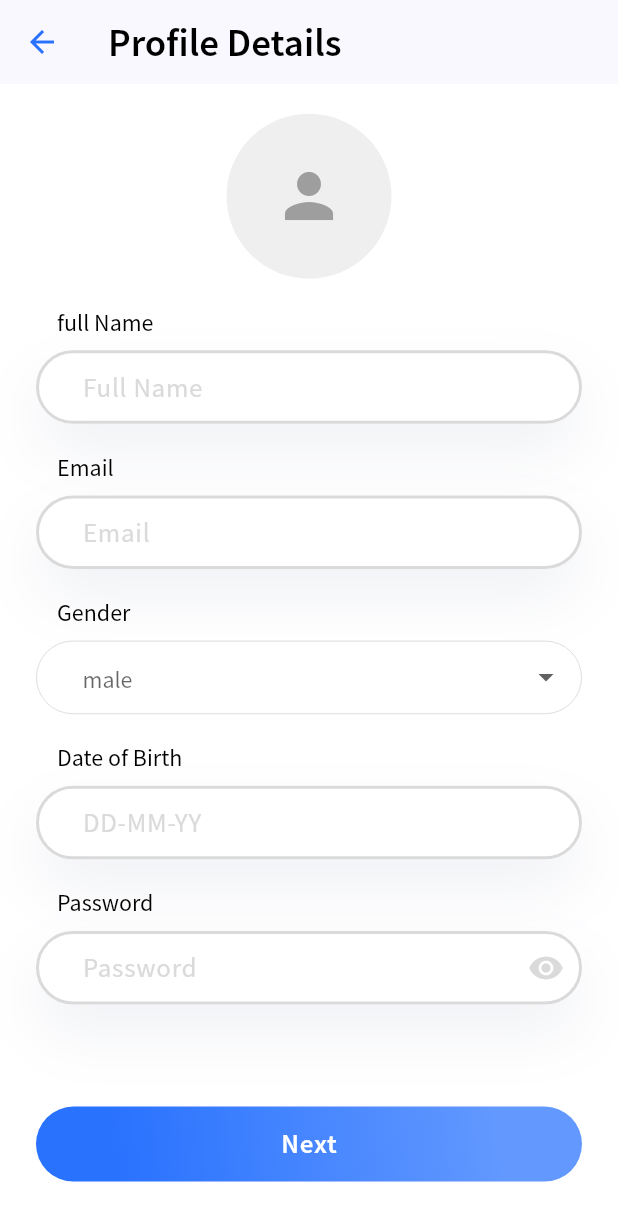
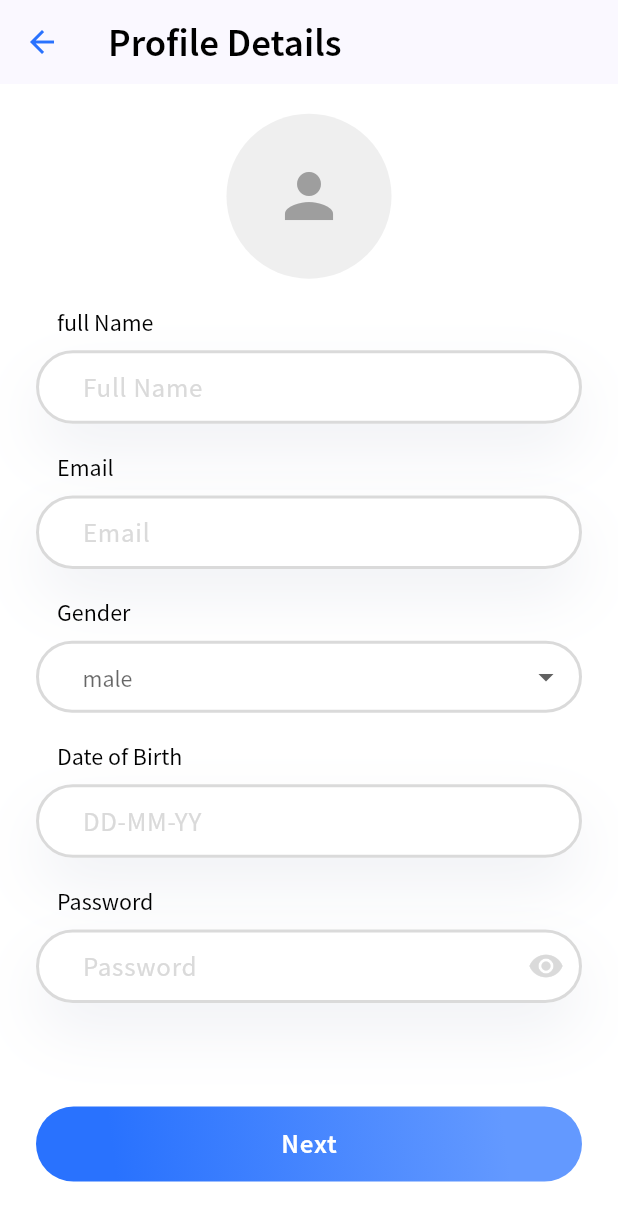
Before and after one commit to hatembz/medx, a Flutter app: the SignUpScreen screen opened directly, on a phone screen of 412 x 824 dp. Shown: the top 1221 px of the screen. Run offline on Flutter 3.47's test engine with Material 2 defaults, Android fonts, the phone set to English and light mode, and no system bars; our stand-ins replace date_picker_timeline, get, persistent_bottom_nav_bar, pinput, shared_preferences; accounts and stored records are empty; statements that could not run were skipped.

Commit message:
added missing screens

```diff
--- a/lib/ui/auth/signup_screen.dart
+++ b/lib/ui/auth/signup_screen.dart
@@ -4,6 +4,7 @@ import 'package:medx/ui/auth/sign_in/signin_screen.dart';
 import 'package:medx/reusable_components/buttons/custom_button.dart';
 import 'package:medx/reusable_components/inputs/custom_text_field.dart';
 import 'package:medx/utils/constants.dart';
+import 'package:medx/utils/shared.dart';
 
 class SignUpScreen extends StatefulWidget {
   const SignUpScreen({Key? key}) : super(key: key);
@@ -13,6 +14,15 @@ class SignUpScreen extends StatefulWidget {
 }
 
 class _SignUpScreenState extends State<SignUpScreen> {
+  TextEditingController nameController = TextEditingController();
+  TextEditingController emailController = TextEditingController();
+  TextEditingController dateController = TextEditingController();
+  GlobalKey<FormState> _formkey = GlobalKey<FormState>();
+
+  TextEditingController passwordController = TextEditingController();
+  bool ishidden = true;
+  IconData icon = Icons.remove_red_eye;
+  String gender = '';
   @override
   Widget build(BuildContext context) {
     return Scaffold(
@@ -25,17 +35,21 @@ class _SignUpScreenState extends State<SignUpScreen> {
         padding: EdgeInsets.only(bottom: context.height * 0.044, left: 24, right: 24),
         child: CustomButton(
           title: 'Next',
-          onTap: () =>
-              Navigator.push(context, MaterialPageRoute(builder: (context) => SigninScreen())),
+          onTap: () {
+            if ((_formkey.currentState?.validate() ?? false) && gender != '')
+              Navigator.push(context, MaterialPageRoute(builder: (context) => SigninScreen()));
+          },
         ),
       ),
       body: Padding(
         padding: const EdgeInsets.symmetric(horizontal: 24),
         child: SingleChildScrollView(
+          child: Form(
+            key: _formkey,
             child: Column(
               crossAxisAlignment: CrossAxisAlignment.start,
               children: [
-              SizedBox(height: context.height * 0.024),
+                gap(context),
                 Center(
                   child: Container(
                     height: 110,
@@ -46,19 +60,34 @@ class _SignUpScreenState extends State<SignUpScreen> {
                     ),
                   ),
                 ),
-              SizedBox(height: context.height * 0.024),
+                gap(context),
                 Padding(
                   padding: const EdgeInsets.only(left: 14, bottom: 8),
                   child: Text('full Name', style: context.textTheme.displaySmall),
                 ),
-              CustomTextField(hintText: 'Full Name'),
-              SizedBox(height: context.height * 0.024),
+                CustomTextField(
+                    hintText: 'Full Name',
+                    controller: nameController,
+                    validator: (value) {
+                      if (nameController.text == '' || nameController.text.length < 3)
+                        return 'enter name';
+                      return null;
+                    }),
+                gap(context),
                 Padding(
                   padding: const EdgeInsets.only(left: 14, bottom: 8),
                   child: Text('Email', style: context.textTheme.displaySmall),
                 ),
-              CustomTextField(hintText: 'Email'),
-              SizedBox(height: context.height * 0.024),
+                CustomTextField(
+                    hintText: 'Email',
+                    controller: emailController,
+                    validator: (value) {
+                      if (emailController.text == '' || !emailController.text.isEmail)
+                        return 'inter valid email';
+                      return null;
+                    }),
+
+                gap(context),
                 Padding(
                   padding: const EdgeInsets.only(left: 14, bottom: 8),
                   child: Text('Gender', style: context.textTheme.displaySmall),
@@ -66,7 +95,7 @@ class _SignUpScreenState extends State<SignUpScreen> {
                 DropdownButtonFormField<String>(
                   style: context.textTheme.displaySmall,
                   decoration: InputDecoration(
-                  contentPadding: EdgeInsets.symmetric(horizontal: 27, vertical: 11),
+                    contentPadding: EdgeInsets.symmetric(horizontal: 27, vertical: 10),
                     hintText: "male",
                     hintStyle: TextStyle(
                         color: Color(0xFFDADADA), fontSize: 18, fontWeight: FontWeight.w400),
@@ -74,50 +103,70 @@ class _SignUpScreenState extends State<SignUpScreen> {
                     fillColor: Colors.white,
                     border: OutlineInputBorder(
                       borderRadius: BorderRadius.circular(32),
-                    borderSide: const BorderSide(color: Color(0xffDADADA), width: .6),
+                      borderSide: const BorderSide(color: Color(0xffDADADA), width: 2),
                     ),
                     focusedBorder: OutlineInputBorder(
                       borderRadius: BorderRadius.circular(32),
-                    borderSide: const BorderSide(color: kBlueColor, width: .6),
+                      borderSide: const BorderSide(color: kBlueColor, width: 2),
                     ),
                     enabledBorder: OutlineInputBorder(
                       borderRadius: BorderRadius.circular(32),
-                    borderSide: BorderSide(color: Color(0xffDADADA), width: .6),
+                      borderSide: BorderSide(color: Color(0xffDADADA), width: 2),
                     ),
                     errorBorder: OutlineInputBorder(
                         borderRadius: BorderRadius.circular(32),
-                    borderSide: BorderSide(color: kRedColor, width: .4),
-                  ),
+                        borderSide: BorderSide(color: kRedColor, width: 2)),
                   ),
                   items: <String>['Male', 'Female'].map<DropdownMenuItem<String>>((String value) {
                     return DropdownMenuItem<String>(
+                      enabled: true,
                       value: value,
                       child: Text(value),
                     );
                   }).toList(),
-                onChanged: (o) {},
+                  onChanged: (value) => setState(() => gender = value ?? ''),
                 ),
-              SizedBox(height: context.height * 0.024),
+                gap(context),
                 Padding(
                   padding: const EdgeInsets.only(left: 14, bottom: 8),
                   child: Text('Date of Birth', style: context.textTheme.displaySmall),
                 ),
-              CustomTextField(hintText: 'DD-MM-YY'),
-              SizedBox(height: context.height * 0.024),
+                CustomTextField(
+                  hintText: 'DD-MM-YY',
+                  controller: dateController,
+                  validator: (value) {
+                    if (dateController.text.isEmpty) return 'Invalid Date';
+                    return null;
+                  },
+                ),
+                gap(context),
                 Padding(
                   padding: const EdgeInsets.only(left: 14, bottom: 8),
                   child: Text('Password', style: context.textTheme.displaySmall),
                 ),
                 CustomTextField(
                   hintText: 'Password',
-                obscureText: true,
-                suffixIcon: Icons.remove_red_eye,
+                  obscureText: ishidden,
+                  controller: passwordController,
+                  validator: (p0) {
+                    if (passwordController.text.length <= 6 || passwordController.text.length == 0)
+                      return 'enter valid password';
+                    return null;
+                  },
+                  onIconTaped: () {
+                    setState(() {
+                      ishidden = !ishidden;
+                      icon = ishidden ? Icons.visibility : Icons.visibility_off;
+                    });
+                  },
+                  suffixIcon: icon,
                 ),
                 // Spacer(),
               ],
             ),
           ),
         ),
+      ),
     );
   }
 }
--- a/lib/ui/home/home_screen.dart
+++ b/lib/ui/home/home_screen.dart
@@ -3,15 +3,12 @@ import 'package:get/get.dart';
 import 'package:medx/reusable_components/buttons/custom_icon_button.dart';
 import 'package:medx/reusable_components/inputs/custom_search_bar.dart';
 import 'package:medx/reusable_components/widgets/decorated_card.dart';
-import 'package:medx/reusable_components/widgets/medical_specialty_item.dart';
 import 'package:medx/ui/Appointments/doctor_profile_screen.dart';
 import 'package:medx/ui/home/favorite_doctor_screen.dart';
 import 'package:medx/ui/home/notification_screen.dart';
 import 'package:medx/ui/home/specialist_doctor_screeen.dart';
 import 'package:medx/ui/home/top_doctors_screen.dart';
 import 'package:medx/utils/constants.dart';
-import 'package:medx/utils/shared.dart';
-import 'package:medx/utils/shared.dart';
 import 'package:medx/utils/shared.dart';
 import 'package:medx/utils/svg_icons.dart';
 import 'package:persistent_bottom_nav_bar/persistent_tab_view.dart';
--- a/lib/ui/home/top_doctors_screen.dart
+++ b/lib/ui/home/top_doctors_screen.dart
@@ -1,6 +1,5 @@
 import 'package:flutter/material.dart';
 import 'package:get/get.dart';
-import 'package:medx/models/doctor_model.dart';
 import 'package:medx/reusable_components/buttons/custom_icon_button.dart';
 import 'package:medx/reusable_components/widgets/favorite_doctor_card.dart';
 import 'package:medx/utils/constants.dart';
```
Also changed, not shown: lib/ui/Appointments/Patient_details_screen.dart (added, +271 -0 lines), lib/ui/Appointments/appointment_detail_screen.dart (+25 -85 lines), lib/ui/auth/sign_in/signin_screen.dart (+43 -10 lines). Lines whose indentation alone changed are shown as unchanged.
